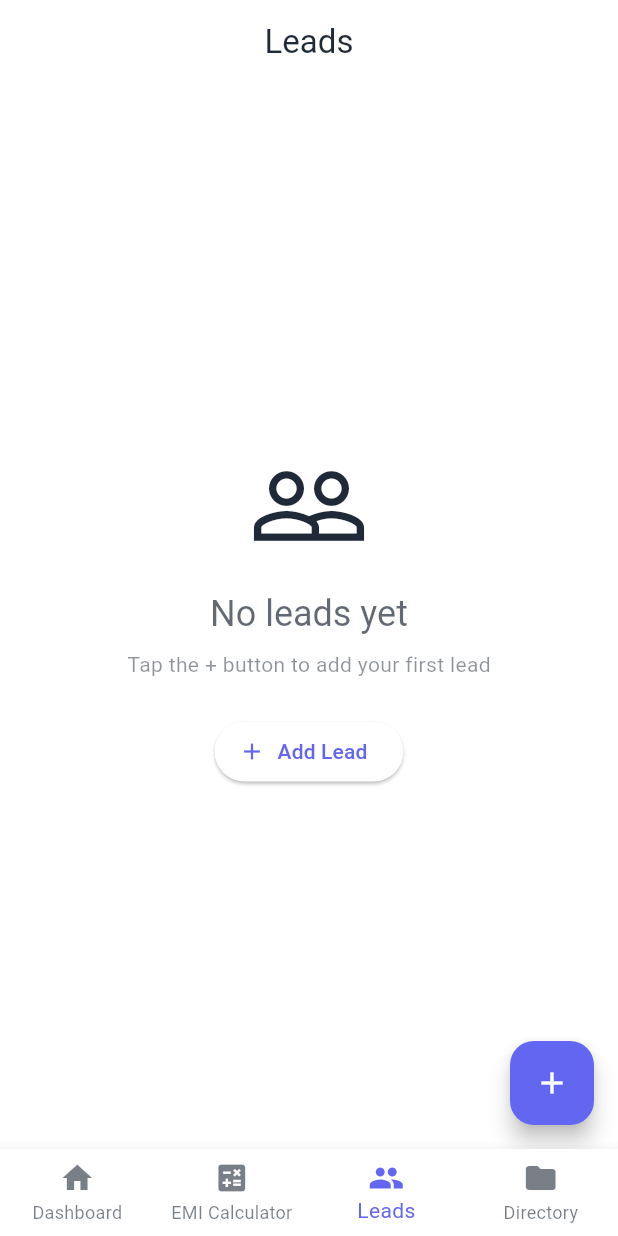
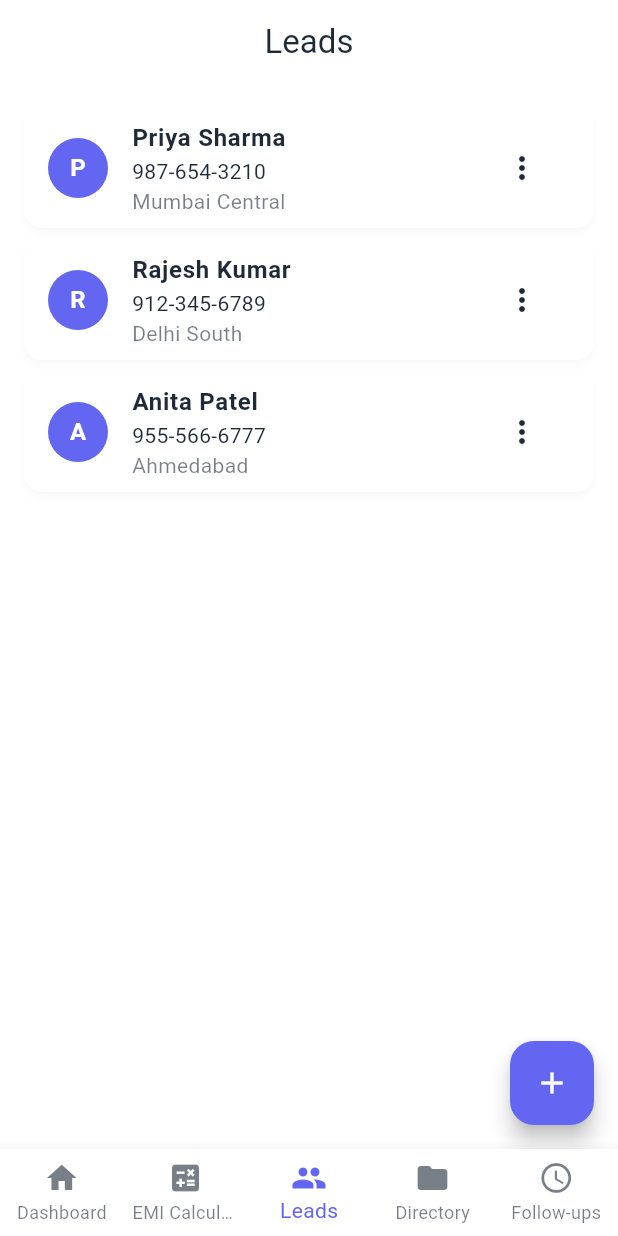
Before and after one commit to astiksarathe/solar-frontend-flutter, a Flutter app: the screen it shows after launch, item 3 of the bottom bar chosen, on a phone screen of 412 x 824 dp. Run offline on Flutter 3.47's test engine with Material 3 defaults, Android fonts, the phone set to English and light mode, and no system bars; our stand-ins replace fl_chart, percent_indicator.

Commit message:
follow-up

```diff
--- a/lib/main.dart
+++ b/lib/main.dart
@@ -3,6 +3,7 @@ import 'screens/home_screen.dart';
 import 'screens/emi_calculator_screen.dart';
 import 'screens/leads_screen.dart';
 import 'screens/directory_screen.dart';
+import 'screens/follow_ups_screen.dart';
 import 'theme/app_theme.dart';
 
 void main() {
@@ -76,6 +77,7 @@ class _MainNavigationScreenState extends State<MainNavigationScreen> {
     const EMICalculatorScreen(),
     const LeadsScreen(),
     const DirectoryScreen(),
+    const FollowUpsScreen(),
   ];
 
   @override
@@ -102,6 +104,10 @@ class _MainNavigationScreenState extends State<MainNavigationScreen> {
           ),
           BottomNavigationBarItem(icon: Icon(Icons.people), label: 'Leads'),
           BottomNavigationBarItem(icon: Icon(Icons.folder), label: 'Directory'),
+          BottomNavigationBarItem(
+            icon: Icon(Icons.schedule),
+            label: 'Follow-ups',
+          ),
         ],
       ),
     );
--- a/lib/services/lead_service.dart
+++ b/lib/services/lead_service.dart
@@ -2,9 +2,68 @@ import '../models/lead_models.dart';
 
 class LeadService {
   static final List<Lead> _leads = [];
+  static bool _initialized = false;
+
+  // Initialize with sample data
+  static void _initializeSampleData() {
+    if (_initialized) return;
+
+    final now = DateTime.now();
+    final today = DateTime(now.year, now.month, now.day);
+    final tomorrow = today.add(const Duration(days: 1));
+
+    // Add sample leads with reminders
+    _leads.addAll([
+      Lead(
+        id: 'sample_1',
+        name: 'Priya Sharma',
+        phone: '9876543210',
+        divisionName: 'Mumbai Central',
+        monthlyUnits: '250',
+        amount: '25000',
+        purpose: 'Residential',
+        reminderAt: today.add(const Duration(hours: 14)),
+        reminderType: 'callback',
+        reminderNote: 'Follow up on system sizing',
+        createdAt: now.subtract(const Duration(days: 5)),
+        status: 'active',
+      ),
+      Lead(
+        id: 'sample_2',
+        name: 'Rajesh Kumar',
+        phone: '9123456789',
+        divisionName: 'Delhi South',
+        monthlyUnits: '180',
+        amount: '18000',
+        purpose: 'Commercial',
+        reminderAt: tomorrow.add(const Duration(hours: 10)),
+        reminderType: 'meeting',
+        reminderNote: 'Site visit scheduled',
+        createdAt: now.subtract(const Duration(days: 3)),
+        status: 'active',
+      ),
+      Lead(
+        id: 'sample_3',
+        name: 'Anita Patel',
+        phone: '9555666777',
+        divisionName: 'Ahmedabad',
+        monthlyUnits: '320',
+        amount: '32000',
+        purpose: 'Residential',
+        reminderAt: today.add(const Duration(days: 3)),
+        reminderType: 'site_visit',
+        reminderNote: 'Roof inspection',
+        createdAt: now.subtract(const Duration(days: 1)),
+        status: 'active',
+      ),
+    ]);
+
+    _initialized = true;
+  }
 
   // Get all leads
   static List<Lead> getLeads() {
+    _initializeSampleData();
     return List.from(_leads);
   }
 
@@ -76,8 +135,8 @@ class LeadService {
     final lowercaseQuery = query.toLowerCase();
     return _leads.where((lead) {
       return lead.name.toLowerCase().contains(lowercaseQuery) ||
-             lead.phone.contains(query) ||
-             (lead.divisionName?.toLowerCase().contains(lowercaseQuery) ?? false);
+          lead.phone.contains(query) ||
+          (lead.divisionName?.toLowerCase().contains(lowercaseQuery) ?? false);
     }).toList();
   }
 
```
Also changed, not shown: lib/screens/follow_ups_screen.dart (added, +346 -0 lines), 1 other file.
